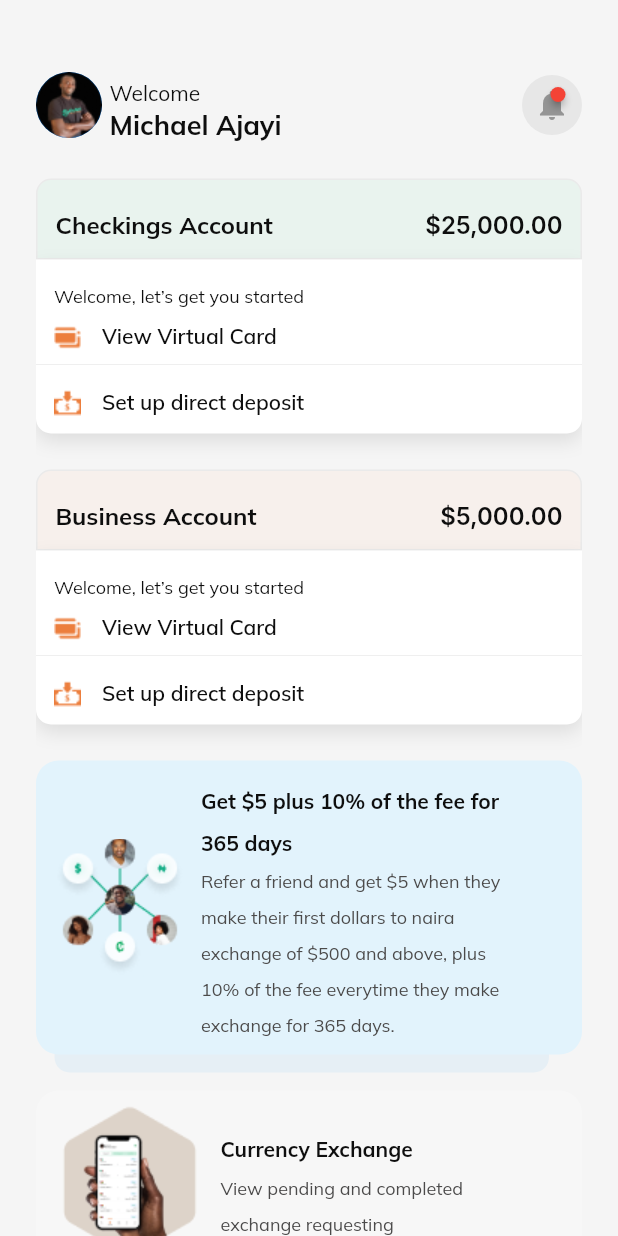
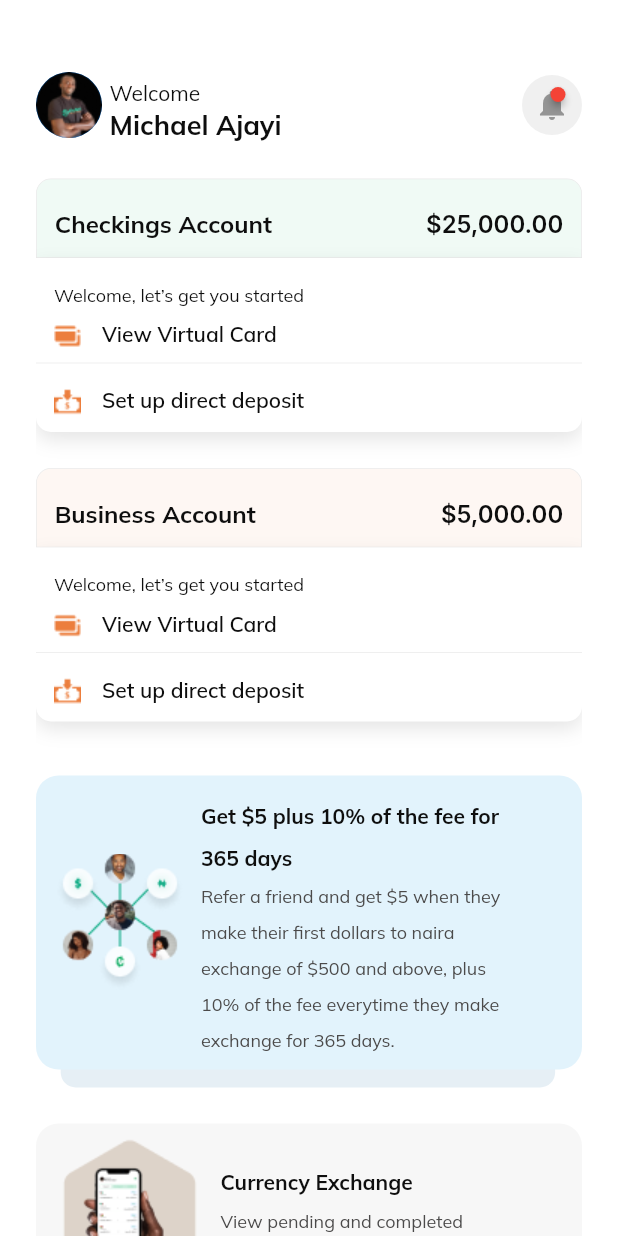
Before and after one commit to Michael-Ogundipe/traderx, a Flutter app: the HomeView screen opened directly, on a phone screen of 412 x 824 dp. Run offline on Flutter 3.47's test engine with Material 2 defaults, Android fonts, the phone set to English and light mode, and no system bars; drawn by our look-alikes of badges; our stand-ins replace country_picker, email_validator, google_fonts, hooks_riverpod.

Commit message:
home screen

```diff
--- a/lib/common_widgets/t_elevated_button.dart
+++ b/lib/common_widgets/t_elevated_button.dart
@@ -7,10 +7,12 @@ class TElevatedButton extends StatelessWidget {
     Key? key,
     required this.title,
     this.onPressed,
+    this.backgroundColor,
   }) : super(key: key);
 
   final String title;
   final void Function()? onPressed;
+  final Color? backgroundColor;
 
   @override
   Widget build(BuildContext context) {
@@ -20,7 +22,7 @@ class TElevatedButton extends StatelessWidget {
         height: 60,
         child: ElevatedButton(
           style: ElevatedButton.styleFrom(
-            backgroundColor: kGreen,
+            backgroundColor: backgroundColor,
             shape: RoundedRectangleBorder(
               borderRadius: BorderRadius.circular(10),
             ),
--- a/lib/features/ main_screen/presentation/widgets/home_view.dart
+++ b/lib/features/ main_screen/presentation/widgets/home_view.dart
@@ -12,7 +12,7 @@ class HomeView extends StatelessWidget {
   @override
   Widget build(BuildContext context) {
     return Scaffold(
-      backgroundColor: kWhiteSmoke2,
+      backgroundColor: kWhite,
       body: SafeArea(
         child: Padding(
           padding: const EdgeInsets.only(left: 24.0, right: 24.0),
--- a/lib/features/ main_screen/presentation/widgets/refactored_widgets/account_card.dart
+++ b/lib/features/ main_screen/presentation/widgets/refactored_widgets/account_card.dart
@@ -25,7 +25,7 @@ class AccountCard extends StatelessWidget {
           padding: const EdgeInsets.symmetric(horizontal: 12, vertical: 10),
           decoration:  BoxDecoration(
             color: headerColor,
-            border: Border.all(color: kWhisper),
+            border: Border.all(color: kWhisper, width: 0.5),
             borderRadius: const BorderRadius.only(
               topLeft: Radius.circular(10),
               topRight: Radius.circular(10),
--- a/lib/features/ main_screen/presentation/widgets/refactored_widgets/info_card.dart
+++ b/lib/features/ main_screen/presentation/widgets/refactored_widgets/info_card.dart
@@ -27,7 +27,7 @@ class InfoCard extends StatelessWidget {
       clipBehavior: Clip.none,
       children: [
         Positioned(
-          left: MediaQuery.of(context).size.width * 0.03,
+          left: MediaQuery.of(context).size.width * 0.04,
           bottom: -12,
           child: Container(
             width: MediaQuery.of(context).size.width * 0.8,
@@ -39,7 +39,7 @@ class InfoCard extends StatelessWidget {
           ),
         ),
         Container(
-          margin: const EdgeInsets.only(top: 24.0),
+          margin: const EdgeInsets.only(top: 36.0),
           width: MediaQuery.of(context).size.width,
           padding: const EdgeInsets.symmetric(vertical: 10.0, horizontal: 12.0),
           decoration: BoxDecoration(
```
Also changed, not shown: lib/features/authentication/application/services/login_service.dart (+15 -28 lines), lib/features/authentication/presentation/widgets/login_view.dart (+5 -4 lines).
